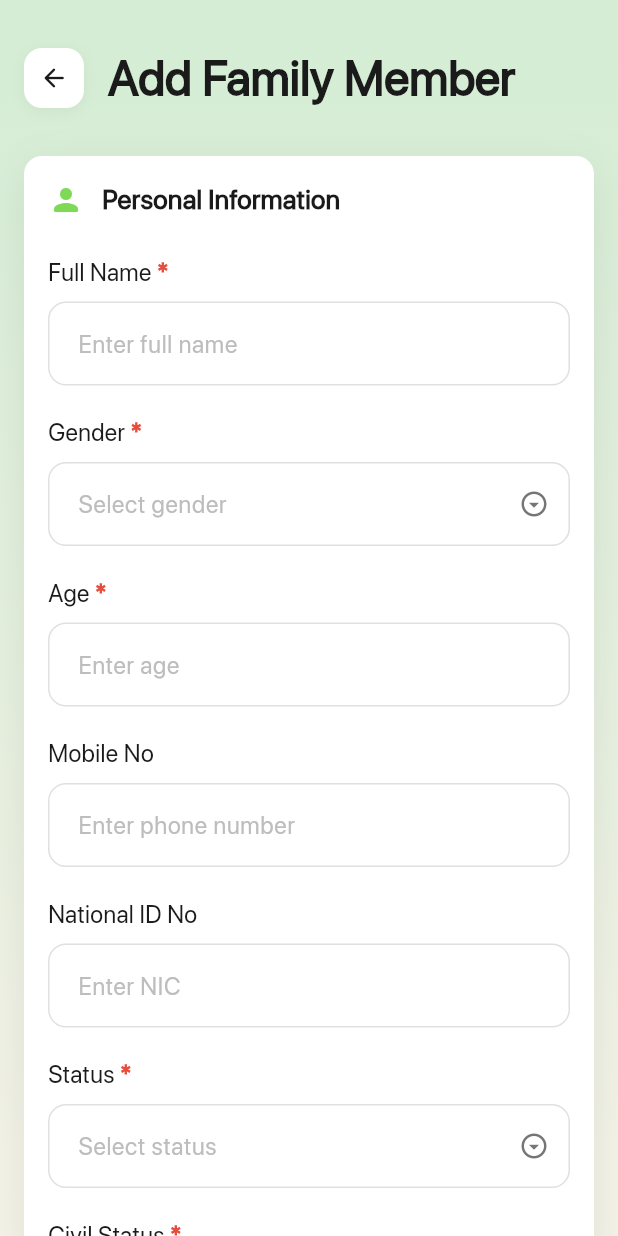
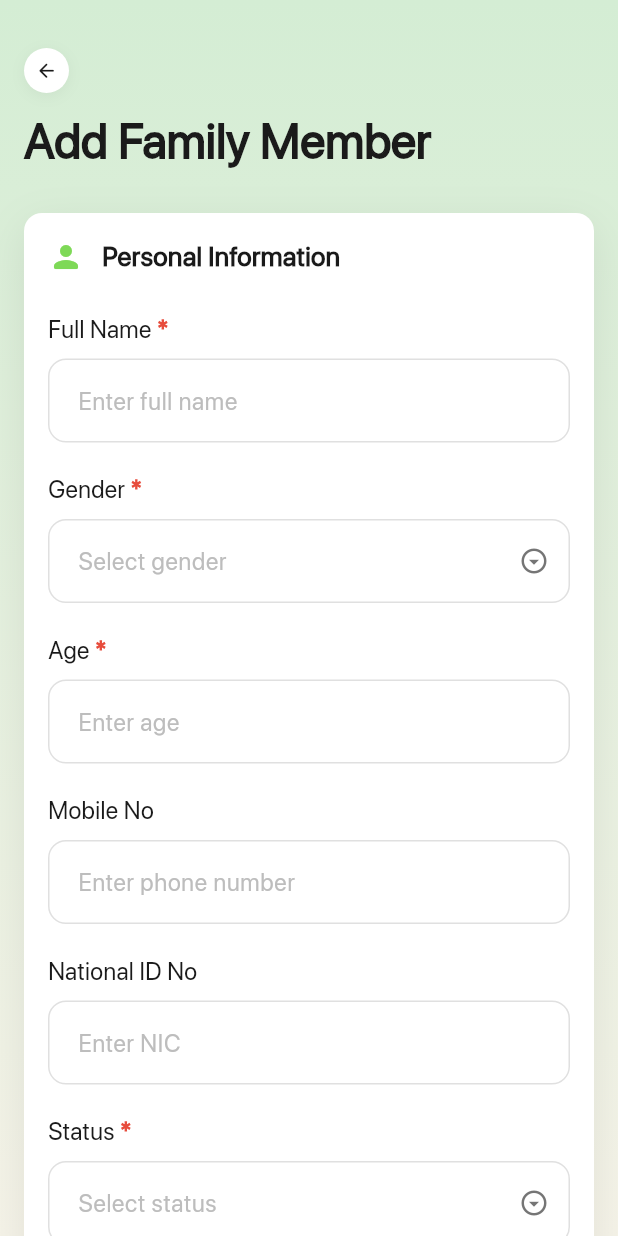
Before and after one commit to iamafzalhassan/mmf, a Flutter app: the FamilyForm screen opened directly, on a phone screen of 412 x 824 dp. Run offline on Flutter 3.47's test engine with Material 3 defaults, Android fonts, the phone set to English and light mode, and no system bars; our stand-ins replace dartz, equatable, flutter_bloc, get_it.

```diff
--- a/lib/presentation/pages/family_form.dart
+++ b/lib/presentation/pages/family_form.dart
@@ -121,12 +121,12 @@ class FamilyForm extends StatelessWidget {
   Widget _buildHeader(BuildContext context) {
     return Container(
       padding: const EdgeInsets.only(top: 16, bottom: 32),
-      child: Row(
-        crossAxisAlignment: CrossAxisAlignment.center,
+      child: Column(
+        crossAxisAlignment: CrossAxisAlignment.start,
         children: [
           Container(
             decoration: BoxDecoration(
-              borderRadius: BorderRadius.circular(12),
+              borderRadius: BorderRadius.circular(50),
               boxShadow: [
                 BoxShadow(
                   blurRadius: 8,
@@ -136,27 +136,26 @@ class FamilyForm extends StatelessWidget {
               ],
               color: AppTheme.cardBackground,
             ),
-            height: 40,
-            width: 40,
+            height: 30,
+            width: 30,
             child: Material(
               color: Colors.transparent,
               child: InkWell(
-                borderRadius: BorderRadius.circular(12),
+                borderRadius: BorderRadius.circular(50),
                 onTap: () => Navigator.pop(context),
                 child: const Center(
                   child: Icon(
                     color: AppTheme.textPrimary,
                     Icons.arrow_back_rounded,
-                    size: 20,
+                    size: 15,
                   ),
                 ),
               ),
             ),
           ),
-          const SizedBox(width: 16),
-          Expanded(
-            child: Column(
-              crossAxisAlignment: CrossAxisAlignment.start,
+          const SizedBox(height: 16),
+          Row(
+            crossAxisAlignment: CrossAxisAlignment.center,
             children: [
               Stack(
                 children: [
@@ -182,8 +181,7 @@ class FamilyForm extends StatelessWidget {
                 ],
               ),
             ],
-            ),
-          ),
+          )
         ],
       ),
     );
--- a/lib/presentation/pages/mahalla_form.dart
+++ b/lib/presentation/pages/mahalla_form.dart
@@ -84,11 +84,11 @@ class MahallaForm extends StatelessWidget {
               ),
             ],
           ),
-          const SizedBox(height: 2),
+          const SizedBox(height: 4),
           Text(
             'Kohilawatta JM & Burial Ground',
             style: TextStyle(
-                color: AppTheme.textSecondary, fontSize: 20, height: 1),
+                color: AppTheme.textSecondary, fontSize: 22, height: 1),
           ),
         ],
       ),
```
Also changed, not shown: 2 other files. Lines whose indentation alone changed are shown as unchanged.
